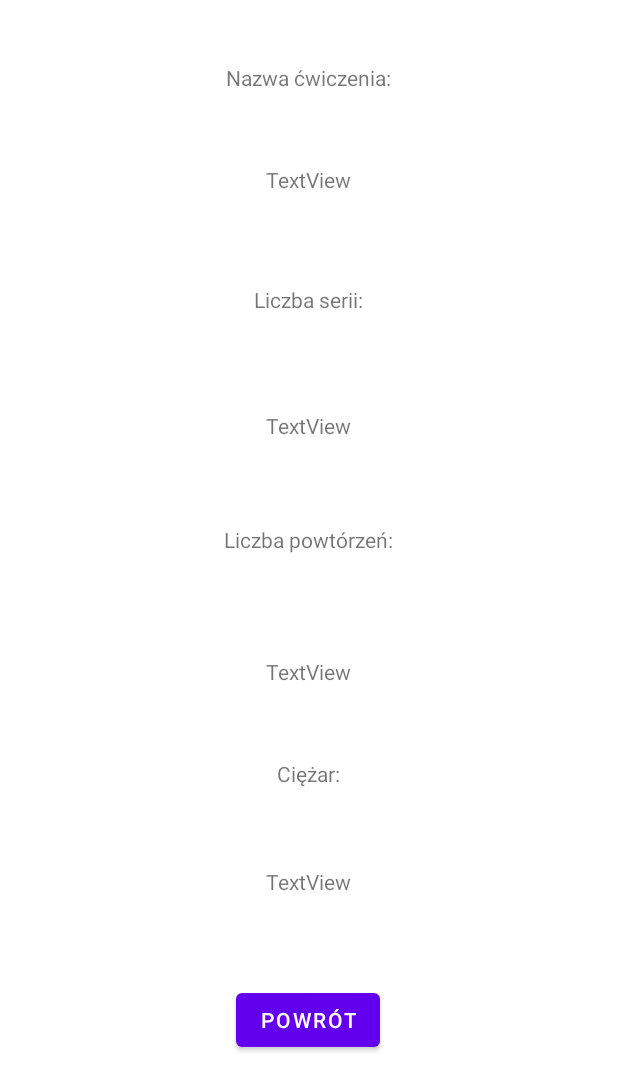
After one commit to tfj4k3y/gainTracker, an Android app: the layout activity_expand.xml on its own in the app's theme, with its tools: preview values and no code run, on a phone screen of 412 x 824 dp. The commit adds this screen. Shown: the top 1091 px of the screen. Run offline under Robolectric (Android 15) with nearby library versions, the phone set to English and light mode, and no system bars.

Commit message:
Dziewiąty commit (kongo)

```diff
--- a/app/src/main/java/com/example/gaintracker/activities/StartActivity.java
+++ b/app/src/main/java/com/example/gaintracker/activities/StartActivity.java
@@ -60,8 +60,6 @@ public class StartActivity extends AppCompatActivity {
             }
         });
 
-        //nextExerciseButton.setOnClickListener(new View.OnClickListener() {
-
         endTrainingButton.setOnClickListener(new View.OnClickListener(){
             @Override
             public void onClick(View view) {
--- /dev/null
+++ b/app/src/main/res/layout/activity_expand.xml
@@ -0,0 +1,116 @@
+<?xml version="1.0" encoding="utf-8"?>
+<androidx.constraintlayout.widget.ConstraintLayout xmlns:android="http://schemas.android.com/apk/res/android"
+    xmlns:app="http://schemas.android.com/apk/res-auto"
+    xmlns:tools="http://schemas.android.com/tools"
+    android:layout_width="match_parent"
+    android:layout_height="match_parent"
+    tools:context=".activities.ExpandActivity">
+
+    <TextView
+        android:id="@+id/exercise_name_text"
+        android:layout_width="250dp"
+        android:layout_height="40dp"
+        android:layout_marginTop="32dp"
+        android:text="@string/exercise_name"
+        android:gravity="center"
+        app:layout_constraintEnd_toEndOf="parent"
+        app:layout_constraintHorizontal_bias="0.496"
+        app:layout_constraintStart_toStartOf="parent"
+        app:layout_constraintTop_toTopOf="parent" />
+
+    <TextView
+        android:id="@+id/sets_count_text"
+        android:layout_width="250dp"
+        android:layout_height="40dp"
+        android:layout_marginTop="28dp"
+        android:text="TextView"
+        android:gravity="center"
+        app:layout_constraintEnd_toEndOf="parent"
+        app:layout_constraintHorizontal_bias="0.498"
+        app:layout_constraintStart_toStartOf="parent"
+        app:layout_constraintTop_toBottomOf="@+id/exercise_name_text" />
+
+    <TextView
+        android:id="@+id/reps_count_text"
+        android:layout_width="250dp"
+        android:layout_height="40dp"
+        android:layout_marginTop="40dp"
+        android:text="@string/sets"
+        android:gravity="center"
+        app:layout_constraintEnd_toEndOf="parent"
+        app:layout_constraintHorizontal_bias="0.498"
+        app:layout_constraintStart_toStartOf="parent"
+        app:layout_constraintTop_toBottomOf="@+id/sets_count_text" />
+
+    <TextView
+        android:id="@+id/weight_text"
+        android:layout_width="250dp"
+        android:layout_height="40dp"
+        android:layout_marginTop="44dp"
+        android:text="TextView"
+        android:gravity="center"
+        app:layout_constraintEnd_toEndOf="parent"
+        app:layout_constraintHorizontal_bias="0.498"
+        app:layout_constraintStart_toStartOf="parent"
+        app:layout_constraintTop_toBottomOf="@+id/reps_count_text" />
+
+    <TextView
+        android:id="@+id/textView10"
+        android:layout_width="250dp"
+        android:layout_height="40dp"
+        android:layout_marginTop="36dp"
+        android:text="@string/reps"
+        android:gravity="center"
+        app:layout_constraintEnd_toEndOf="parent"
+        app:layout_constraintHorizontal_bias="0.498"
+        app:layout_constraintStart_toStartOf="parent"
+        app:layout_constraintTop_toBottomOf="@+id/weight_text" />
+
+    <TextView
+        android:id="@+id/textView11"
+        android:layout_width="250dp"
+        android:layout_height="40dp"
+        android:layout_marginTop="48dp"
+        android:text="TextView"
+        android:gravity="center"
+        app:layout_constraintEnd_toEndOf="parent"
+        app:layout_constraintHorizontal_bias="0.498"
+        app:layout_constraintStart_toStartOf="parent"
+        app:layout_constraintTop_toBottomOf="@+id/textView10" />
+
+    <TextView
+        android:id="@+id/textView13"
+        android:layout_width="250dp"
+        android:layout_height="40dp"
+        android:layout_marginTop="32dp"
+        android:text="TextView"
+        android:gravity="center"
+        app:layout_constraintEnd_toEndOf="parent"
+        app:layout_constraintHorizontal_bias="0.498"
+        app:layout_constraintStart_toStartOf="parent"
+        app:layout_constraintTop_toBottomOf="@+id/textView12" />
+
+    <TextView
+        android:id="@+id/textView12"
+        android:layout_width="250dp"
+        android:layout_height="40dp"
+        android:layout_marginTop="28dp"
+        android:text="@string/weight"
+        android:gravity="center"
+        app:layout_constraintEnd_toEndOf="parent"
+        app:layout_constraintHorizontal_bias="0.498"
+        app:layout_constraintStart_toStartOf="parent"
+        app:layout_constraintTop_toBottomOf="@+id/textView11" />
+
+    <Button
+        android:id="@+id/back_to_preview_button"
+        android:layout_width="wrap_content"
+        android:layout_height="wrap_content"
+        android:layout_marginTop="48dp"
+        android:text="@string/backButton"
+        app:layout_constraintEnd_toEndOf="parent"
+        app:layout_constraintHorizontal_bias="0.498"
+        app:layout_constraintStart_toStartOf="parent"
+        app:layout_constraintTop_toBottomOf="@+id/textView13" />
+
+</androidx.constraintlayout.widget.ConstraintLayout>
--- a/app/src/main/res/layout/row_view.xml
+++ b/app/src/main/res/layout/row_view.xml
@@ -38,7 +38,7 @@
             card_view:layout_constraintTop_toTopOf="parent" />
 
         <Button
-            android:id="@+id/button"
+            android:id="@+id/expandBButton"
             android:layout_width="100dp"
             android:layout_height="75dp"
             android:text="Klik"
--- a/app/src/main/res/values/strings.xml
+++ b/app/src/main/res/values/strings.xml
@@ -20,6 +20,7 @@
     <string name="weight_tint">np. 50kg</string>
     <string name="next_exercise">Następne ćwiczenie</string>
     <string name="end_training">Zakończ trening</string>
+
 
     <!--Poniższe dane są testowe potrzebne do prezentacji działania recyclerviewera-->
 
```
Also changed, not shown: app/src/main/java/com/example/gaintracker/ButtonInterface.java (added, +7 -0 lines), app/src/main/java/com/example/gaintracker/ExerciseObject.java (added, +44 -0 lines), app/src/main/java/com/example/gaintracker/RecycleviewAdapter.java (+24 -6 lines), app/src/main/java/com/example/gaintracker/TreningObject.java (+9 -4 lines), app/src/main/java/com/example/gaintracker/activities/ExpandActivity.java (added, +30 -0 lines), app/src/main/java/com/example/gaintracker/activities/PreviewActivity.java (+16 -34 lines).
